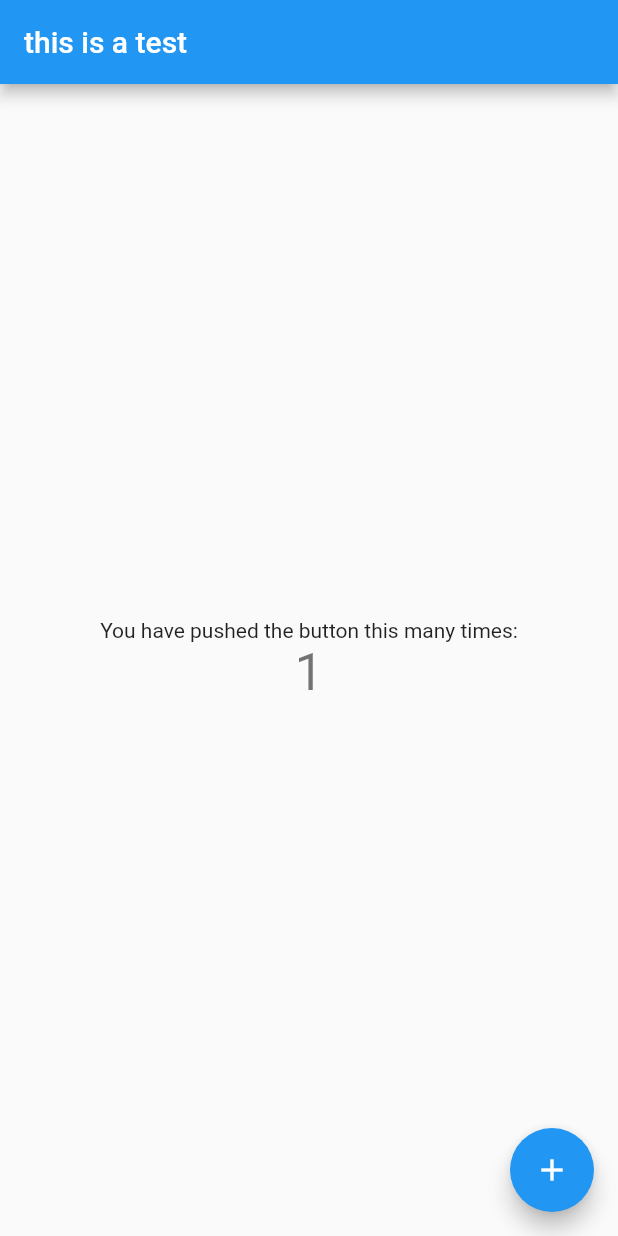
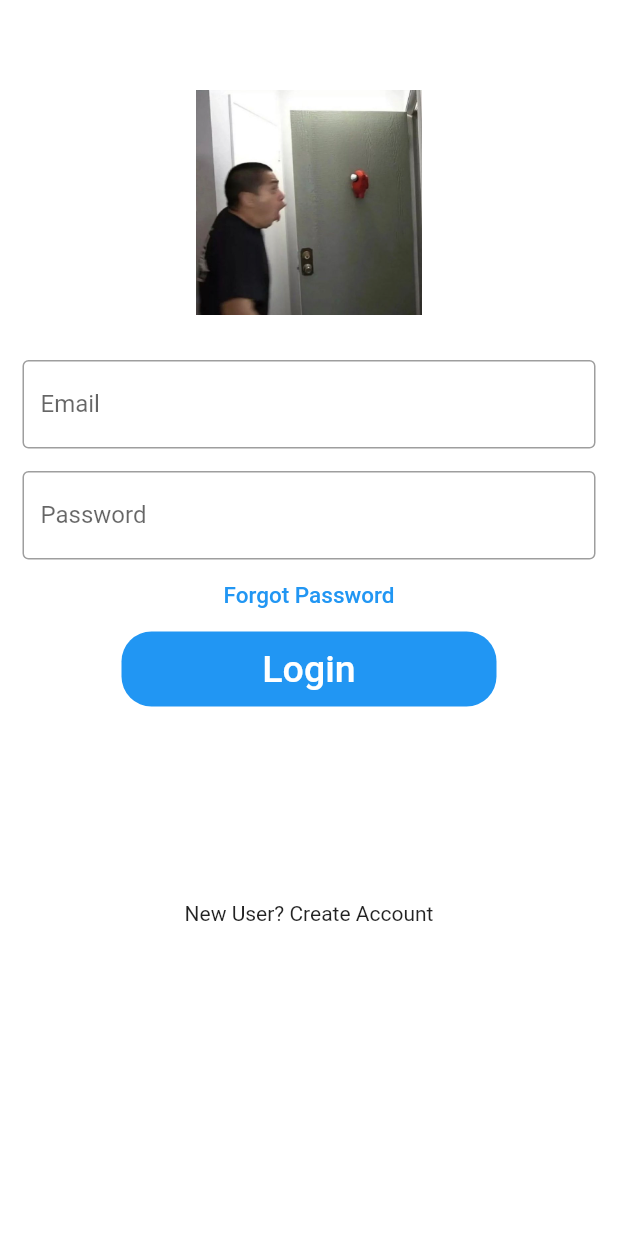
Before and after one commit to OGDergon/4800-classproject, a Flutter app: the screen it shows after launch, after a tap on the "add" icon, on a phone screen of 412 x 824 dp. Run offline on Flutter 3.47's test engine with Material 2 defaults, Android fonts, the phone set to English and light mode, and no system bars.

Commit message:
Create Login Page
Add login page with two text fields, picture and a few text objects

```diff
--- a/lib/Pages/Login/loginmain.dart
+++ b/lib/Pages/Login/loginmain.dart
@@ -0,0 +1,76 @@
+import 'package:flutter/material.dart';
+
+class LoginMain extends StatefulWidget {
+  const LoginMain({Key? key}) : super(key: key);
+
+  @override
+  State<LoginMain> createState() => _LoginMainState();
+}
+
+class _LoginMainState extends State<LoginMain> {
+
+  @override
+  Widget build(BuildContext context) {
+    return Scaffold(
+      backgroundColor: Colors.white,
+        body: SingleChildScrollView(
+      child: Column(
+        children: <Widget>[
+          Padding(padding: const EdgeInsets.only(top: 60.0, bottom: 30),
+          child: Center(
+            child: Container(
+              width:200,
+              height: 150,
+              child: Image.asset('assets/images/amoogus.jpg')
+            )
+          ),),
+          const Padding(
+            padding: EdgeInsets.symmetric(horizontal: 15),
+            child: TextField(
+              decoration: InputDecoration(
+                border: OutlineInputBorder(),
+                labelText: 'Email',
+                hintText: 'Enter valid email id as abc@gmail.com'
+              ),
+            )
+          ),
+         const Padding(padding: EdgeInsets.only(left: 15.0,right: 15.0,top: 15,bottom: 0),
+          child: TextField(
+
+            obscureText: true,
+            decoration: InputDecoration(
+              border: OutlineInputBorder(),
+              labelText: 'Password',
+              hintText: 'Enter secure password'),
+            ),
+          ),
+          TextButton(onPressed: (){}, child: const Text(
+            'Forgot Password',
+            style: TextStyle(color: Colors.blue, fontSize: 15),
+          ),),
+          Container(
+            height: 50,
+            width: 250,
+            decoration: BoxDecoration(
+              color: Colors.blue, borderRadius: BorderRadius.circular(20)
+            ),
+            child: TextButton(
+              onPressed: () {
+                //Navigator.push(context, MaterialPageRoute(builder: (_) => HomePage()))
+              },
+              child: const Text(
+                'Login',
+                style: TextStyle (color: Colors.white, fontSize: 25),
+              ),
+            ),
+          ),
+          const SizedBox(
+            height: 130,
+          ),
+          const Text('New User? Create Account')
+        ],
+      ),
+    )
+    );
+  }
+}
--- a/lib/main.dart
+++ b/lib/main.dart
@@ -1,3 +1,4 @@
+import 'package:cs4800_classproject/Pages/Login/loginmain.dart';
 import 'package:flutter/material.dart';
 
 void main() {
@@ -51,14 +52,12 @@ class _MyHomePageState extends State<MyHomePage> {
   int _counter = 0;
 
   void _incrementCounter() {
-    setState(() {
-      // This call to setState tells the Flutter framework that something has
-      // changed in this State, which causes it to rerun the build method below
-      // so that the display can reflect the updated values. If we changed
-      // _counter without calling setState(), then the build method would not be
-      // called again, and so nothing would appear to happen.
-      _counter++;
-    });
+
+    Navigator.push(
+      context,
+      MaterialPageRoute(builder: (context) => const LoginMain()),
+    );
+
   }
 
   @override
--- a/pubspec.yaml
+++ b/pubspec.yaml
@@ -58,9 +58,8 @@ flutter:
   uses-material-design: true
 
   # To add assets to your application, add an assets section, like this:
-  # assets:
-  #   - images/a_dot_burr.jpeg
-  #   - images/a_dot_ham.jpeg
+  assets:
+    - assets/images/
 
   # An image asset can refer to one or more resolution-specific "variants", see
   # https://flutter.dev/assets-and-images/#resolution-aware.
```
Also changed, not shown: assets/images/amoogus.jpg (added).
